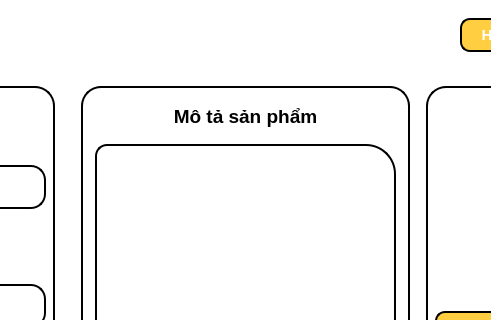
MaiNgocChau9/Python-App-Instance, file SPCK/GUI/addproduct.ui: the form before one commit; both pictures show x 302 to 793 and y 0 to 320 of the 974 by 553 pixel window.
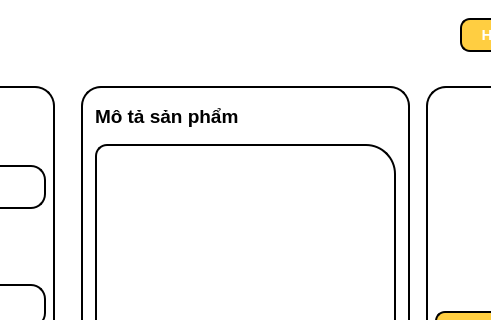
The form after the commit.

```diff
--- a/SPCK/GUI/addproduct.ui
+++ b/SPCK/GUI/addproduct.ui
@@ -297,6 +297,7 @@
              <font>
               <family>Segoe UI</family>
               <pointsize>14</pointsize>
+              <weight>75</weight>
               <bold>true</bold>
              </font>
             </property>
@@ -307,9 +308,6 @@
             <property name="text">
              <string>Mô tả sản phẩm</string>
             </property>
-            <property name="alignment">
-             <set>Qt::AlignmentFlag::AlignCenter</set>
-            </property>
            </widget>
           </item>
           <item>
```
Left out of the diff: 33 changed lines with no effect on the pictures.
